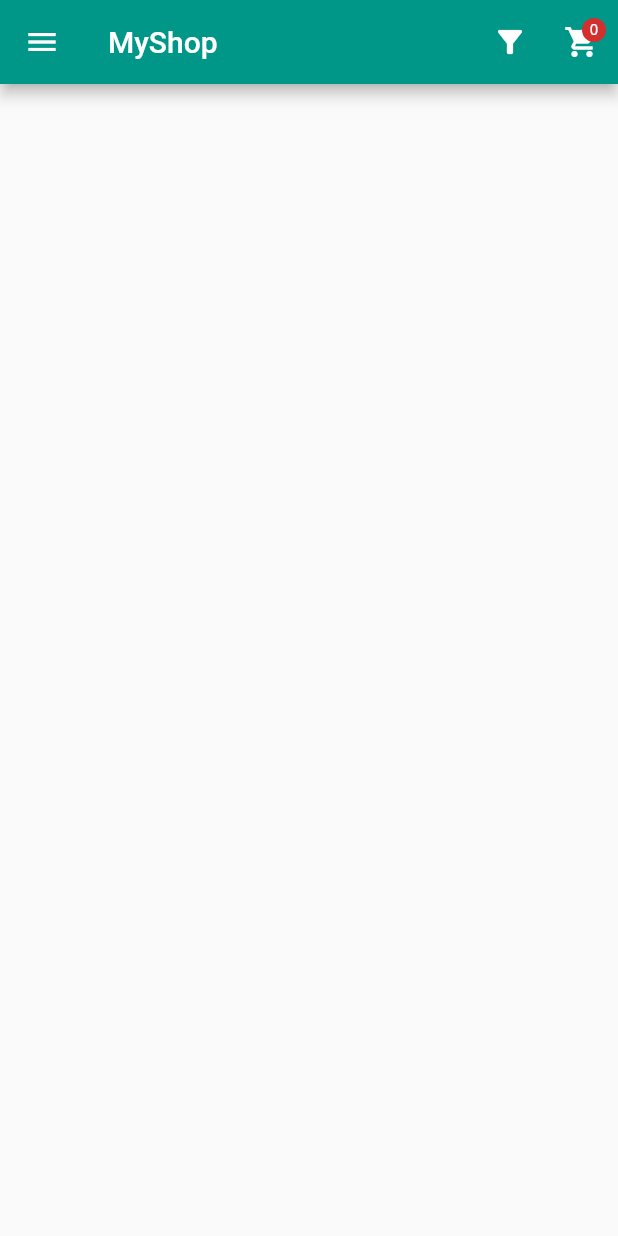
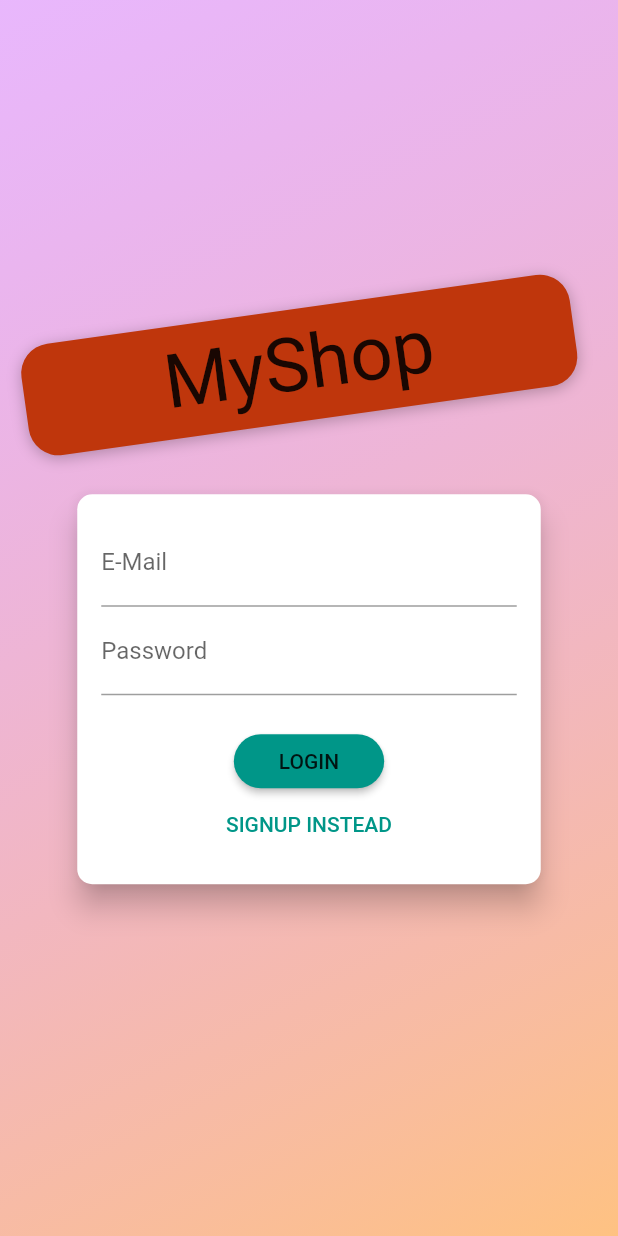
Before and after one commit to BrunoM24/flutter_shop_app, a Flutter app: the screen it shows after launch, on a phone screen of 412 x 824 dp. Run offline on Flutter 3.47's test engine with Material 2 defaults, Android fonts, the phone set to English and light mode, and no system bars; our stand-ins replace firebase_core; accounts and stored records are empty; Roboto replaces fonts that are missing (Anton).

Commit message:
Added the LogIn and SignUp logic

```diff
--- a/lib/main.dart
+++ b/lib/main.dart
@@ -2,9 +2,11 @@ import 'package:firebase_core/firebase_core.dart';
 import 'package:flutter/material.dart';
 import 'package:provider/provider.dart';
 import 'package:shop_app/firebase_options.dart';
+import 'package:shop_app/providers/auth.dart';
 import 'package:shop_app/providers/cart.dart';
 import 'package:shop_app/providers/orders.dart';
 import 'package:shop_app/providers/products.dart';
+import 'package:shop_app/screens/auth_screen.dart';
 import 'package:shop_app/screens/products_overview.dart';
 
 Future<void> main() async {
@@ -29,14 +31,20 @@ class MyApp extends StatelessWidget {
         ),
         ChangeNotifierProvider(
           create: (_) => Orders(),
+        ),
+        ChangeNotifierProvider(
+          create: (_) => Auth(),
         )
       ],
-      child: MaterialApp(
-        title: 'Flutter Demo',
-        theme: ThemeData(
-          primarySwatch: Colors.teal,
+      child: Consumer<Auth>(
+        builder: (context, auth, child) => MaterialApp(
+          title: 'Flutter Demo',
+          theme: ThemeData(
+            primarySwatch: Colors.teal,
+          ),
+          home:
+              auth.isAuth ? const ProductsOverviewScreen() : const AuthScreen(),
         ),
-        home: const ProductsOverviewScreen(),
       ),
     );
   }
--- /dev/null
+++ b/lib/models/http_exception.dart
@@ -0,0 +1,11 @@
+class HttpException implements Exception {
+  final String message;
+
+  HttpException(this.message);
+
+  @override
+  String toString() {
+    return message;
+    // return super.toString(); // Instance of HttpException
+  }
+}
--- /dev/null
+++ b/lib/providers/auth.dart
@@ -0,0 +1,74 @@
+import 'dart:convert';
+
+import 'package:flutter/foundation.dart';
+import 'package:http/http.dart';
+import 'package:shop_app/models/http_exception.dart';
+
+const apiToken = "AIzaSyDkNcrS0eqi7paCkRTU9RIswTiG8-jRzSQ";
+
+class Auth with ChangeNotifier {
+  late String _token;
+  DateTime? _expireDate;
+  late String _userId;
+
+  bool get isAuth {
+    return token != null;
+  }
+
+  String? get token {
+    if (_expireDate != null && _expireDate!.isAfter(DateTime.now())) {
+      return _token;
+    }
+
+    return null;
+  }
+
+  Future<Response> signup(String email, String password) async {
+    Uri url = Uri.parse(
+      "https://identitytoolkit.googleapis.com/v1/accounts:signUp?key=$apiToken",
+    );
+
+    return _sendHTTPRequest(url, email, password);
+  }
+
+  Future<Response?> login(String email, String password) async {
+    Uri url = Uri.parse(
+      "https://identitytoolkit.googleapis.com/v1/accounts:signInWithPassword?key=$apiToken",
+    );
+
+    return _sendHTTPRequest(url, email, password);
+  }
+
+  Future<Response> _sendHTTPRequest(
+    Uri url,
+    String email,
+    String password,
+  ) async {
+    final response = await post(
+      url,
+      body: jsonEncode(
+        {
+          'email': email,
+          'password': password,
+          'returnSecureToken': true,
+        },
+      ),
+    );
+
+    final data = jsonDecode(response.body);
+
+    if (data['error'] != null) {
+      throw HttpException(data['error']['message']);
+    }
+
+    _token = data['idToken'];
+    _userId = data['localId'];
+    _expireDate = DateTime.now().add(
+      Duration(seconds: int.parse(data['expiresIn'])),
+    );
+
+    notifyListeners();
+
+    return response;
+  }
+}
--- /dev/null
+++ b/lib/screens/auth_screen.dart
@@ -0,0 +1,281 @@
+import 'dart:io';
+import 'dart:math';
+
+import 'package:flutter/material.dart';
+import 'package:provider/provider.dart';
+import 'package:shop_app/providers/auth.dart';
+
+enum AuthMode { signup, login }
+
+class AuthScreen extends StatelessWidget {
+  const AuthScreen({super.key});
+
+  @override
+  Widget build(BuildContext context) {
+    final deviceSize = MediaQuery.of(context).size;
+    // final transformConfig = Matrix4.rotationZ(-8 * pi / 180);
+    // transformConfig.translate(-10.0);
+    return Scaffold(
+      // resizeToAvoidBottomInset: false,
+      body: Stack(
+        children: <Widget>[
+          Container(
+            decoration: BoxDecoration(
+              gradient: LinearGradient(
+                colors: [
+                  const Color.fromRGBO(215, 117, 255, 1).withOpacity(0.5),
+                  const Color.fromRGBO(255, 188, 117, 1).withOpacity(0.9),
+                ],
+                begin: Alignment.topLeft,
+                end: Alignment.bottomRight,
+                stops: const [0, 1],
+              ),
+            ),
+          ),
+          SingleChildScrollView(
+            child: SizedBox(
+              height: deviceSize.height,
+              width: deviceSize.width,
+              child: Column(
+                mainAxisAlignment: MainAxisAlignment.center,
+                crossAxisAlignment: CrossAxisAlignment.center,
+                children: <Widget>[
+                  Flexible(
+                    child: Container(
+                      margin: const EdgeInsets.only(bottom: 20.0),
+                      padding: const EdgeInsets.symmetric(
+                        vertical: 8.0,
+                        horizontal: 94.0,
+                      ),
+                      transform: Matrix4.rotationZ(-8 * pi / 180)
+                        ..translate(-10.0),
+                      decoration: BoxDecoration(
+                        borderRadius: BorderRadius.circular(20),
+                        color: Colors.deepOrange.shade900,
+                        boxShadow: const [
+                          BoxShadow(
+                            blurRadius: 8,
+                            color: Colors.black26,
+                            offset: Offset(0, 2),
+                          )
+                        ],
+                      ),
+                      child: const Text(
+                        'MyShop',
+                        style: TextStyle(
+                          fontSize: 50,
+                          fontFamily: 'Anton',
+                          fontWeight: FontWeight.normal,
+                        ),
+                      ),
+                    ),
+                  ),
+                  Flexible(
+                    flex: deviceSize.width > 600 ? 2 : 1,
+                    child: const AuthCard(),
+                  ),
+                ],
+              ),
+            ),
+          ),
+        ],
+      ),
+    );
+  }
+}
+
+class AuthCard extends StatefulWidget {
+  const AuthCard({super.key});
+
+  @override
+  State<AuthCard> createState() => _AuthCardState();
+}
+
+class _AuthCardState extends State<AuthCard> {
+  final GlobalKey<FormState> _formKey = GlobalKey();
+
+  AuthMode _authMode = AuthMode.login;
+
+  final Map<String, String> _authData = {
+    'email': '',
+    'password': '',
+  };
+
+  var _isLoading = false;
+
+  final _passwordController = TextEditingController();
+
+  Future<void> _submit() async {
+    if (!_formKey.currentState!.validate()) {
+      // Invalid!
+      return;
+    }
+    _formKey.currentState!.save();
+    setState(() {
+      _isLoading = true;
+    });
+
+    try {
+      if (_authMode == AuthMode.login) {
+        // Log user in
+        await Provider.of<Auth>(context, listen: false).login(
+          _authData['email']!,
+          _authData['password']!,
+        );
+      } else {
+        // Sign user up
+        await Provider.of<Auth>(context, listen: false).signup(
+          _authData['email']!,
+          _authData['password']!,
+        );
+      }
+    } on HttpException catch (error) {
+      var errorMessage = 'Authentication Failed';
+
+      if (error.toString().contains('EMAIL_EXISTS')) {
+        errorMessage = 'This email already exists';
+      } else if (error.toString().contains('INVALID_EMAIL')) {
+        errorMessage = 'Invalid Email';
+      } else if (error.toString().contains('INVALID_PASSWORD')) {
+        errorMessage = 'Invalid Password';
+      }
+
+      _showErrorDialog(errorMessage);
+    } catch (error) {
+      var errorMessage = 'Could not authenticate. Please try again later.';
+      _showErrorDialog(errorMessage);
+    }
+
+    setState(() {
+      _isLoading = false;
+    });
+  }
+
+  void _switchAuthMode() {
+    if (_authMode == AuthMode.login) {
+      setState(() {
+        _authMode = AuthMode.signup;
+      });
+    } else {
+      setState(() {
+        _authMode = AuthMode.login;
+      });
+    }
+  }
+
+  void _showErrorDialog(String message) {
+    showDialog(
+      context: context,
+      builder: (context) => AlertDialog(
+        title: const Text('An Error Occurred!'),
+        content: Text(message),
+        actions: [
+          TextButton(
+            onPressed: () => Navigator.pop(context),
+            child: const Text('Close'),
+          ),
+        ],
+      ),
+    );
+  }
+
+  @override
+  Widget build(BuildContext context) {
+    final deviceSize = MediaQuery.of(context).size;
+    return Card(
+      shape: RoundedRectangleBorder(
+        borderRadius: BorderRadius.circular(10.0),
+      ),
+      elevation: 8.0,
+      child: Container(
+        height: _authMode == AuthMode.signup ? 320 : 260,
+        constraints: BoxConstraints(
+          minHeight: _authMode == AuthMode.signup ? 320 : 260,
+        ),
+        width: deviceSize.width * 0.75,
+        padding: const EdgeInsets.all(16.0),
+        child: Form(
+          key: _formKey,
+          child: SingleChildScrollView(
+            child: Column(
+              children: <Widget>[
+                TextFormField(
+                  decoration: const InputDecoration(labelText: 'E-Mail'),
+                  keyboardType: TextInputType.emailAddress,
+                  validator: (value) {
+                    if (value!.isEmpty || !value.contains('@')) {
+                      return 'Invalid email!';
+                    }
+                    return null;
+                  },
+                  onSaved: (value) {
+                    _authData['email'] = value!;
+                  },
+                ),
+                TextFormField(
+                  decoration: const InputDecoration(labelText: 'Password'),
+                  obscureText: true,
+                  controller: _passwordController,
+                  validator: (value) {
+                    if (value!.isEmpty || value.length < 5) {
+                      return 'Password is too short!';
+                    }
+                    return null;
+                  },
+                  onSaved: (value) {
+                    _authData['password'] = value!;
+                  },
+                ),
+                if (_authMode == AuthMode.signup)
+                  TextFormField(
+                    enabled: _authMode == AuthMode.signup,
+                    decoration:
+                        const InputDecoration(labelText: 'Confirm Password'),
+                    obscureText: true,
+                    validator: _authMode == AuthMode.signup
+                        ? (value) {
+                            if (value != _passwordController.text) {
+                              return 'Passwords do not match!';
+                            }
+                            return null;
+                          }
+                        : null,
+                  ),
+                const SizedBox(height: 20),
+                if (_isLoading)
+                  const CircularProgressIndicator()
+                else
+                  MaterialButton(
+                    onPressed: _submit,
+                    shape: RoundedRectangleBorder(
+                      borderRadius: BorderRadius.circular(30),
+                    ),
+                    padding: const EdgeInsets.symmetric(
+                      horizontal: 30.0,
+                      vertical: 8.0,
+                    ),
+                    color: Theme.of(context).primaryColor,
+                    child: Text(
+                      _authMode == AuthMode.login ? 'LOGIN' : 'SIGN UP',
+                    ),
+                  ),
+                MaterialButton(
+                  onPressed: _switchAuthMode,
+                  padding: const EdgeInsets.symmetric(
+                    horizontal: 30.0,
+                    vertical: 4,
+                  ),
+                  materialTapTargetSize: MaterialTapTargetSize.shrinkWrap,
+                  textColor: Theme.of(context).primaryColor,
+                  child: Text(
+                    '${_authMode == AuthMode.login ? 'SIGNUP' : 'LOGIN'} INSTEAD',
+                  ),
+                ),
+              ],
+            ),
+          ),
+        ),
+      ),
+    );
+  }
+}
```
